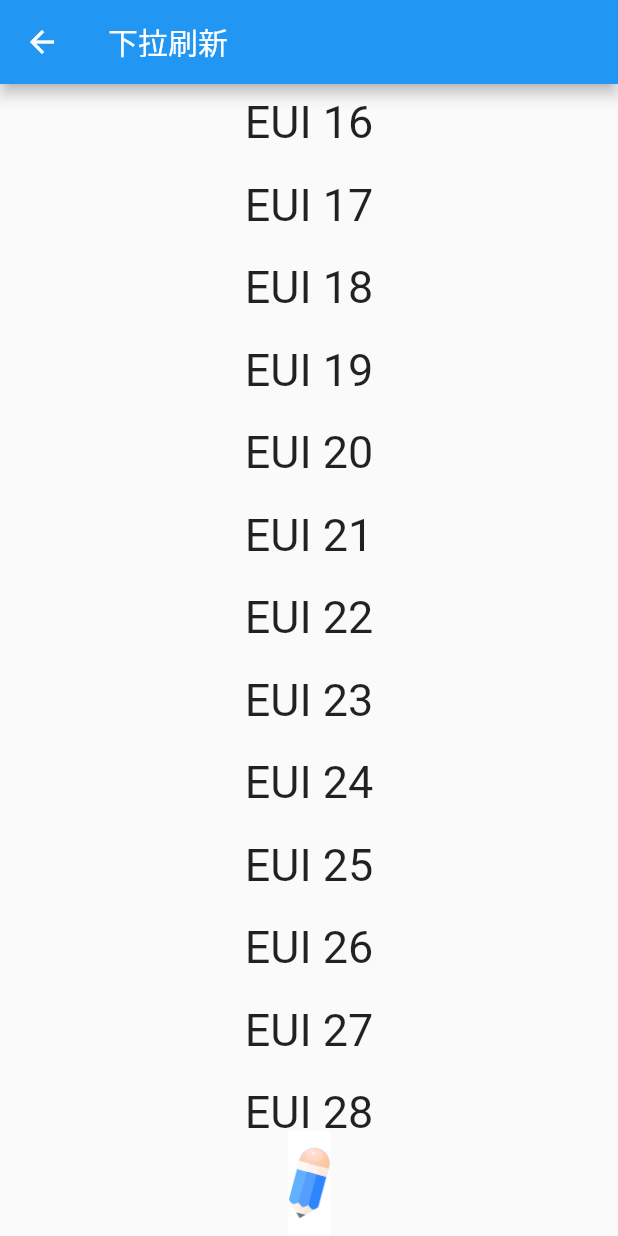
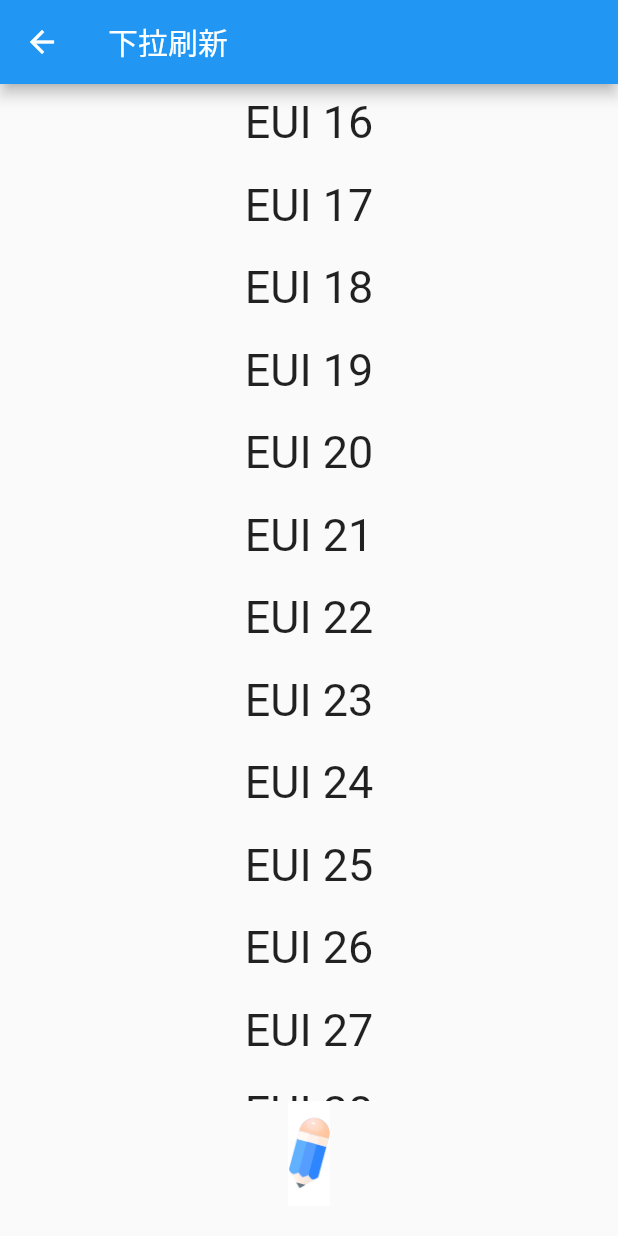
Before and after one commit to shaomaicheng/euitter, a Flutter app: the PullRefreshWidget screen opened by its route, scrolled down 882 dp, on a phone screen of 412 x 824 dp. Run offline on Flutter 3.47's test engine with Material 2 defaults, Android fonts, the phone set to English and light mode, and no system bars.

Commit message:
添加上拉加载视图

```diff
--- a/lib/refresh/pull_refresh.dart
+++ b/lib/refresh/pull_refresh.dart
@@ -608,6 +608,7 @@ class EUIRefreshIndicatorState extends State<EUIRefreshIndicator>
               Offstage(
                 offstage: isLoadingHidden,
                 child: Container(
+                  margin: EdgeInsets.only(bottom: 20.0),
                   height: widget.maxRefreshHeight * _fingerLoadingOffset,
                   child: widget.loadingWidget ?? _buildDefaultLoading(),
                 ),
```
